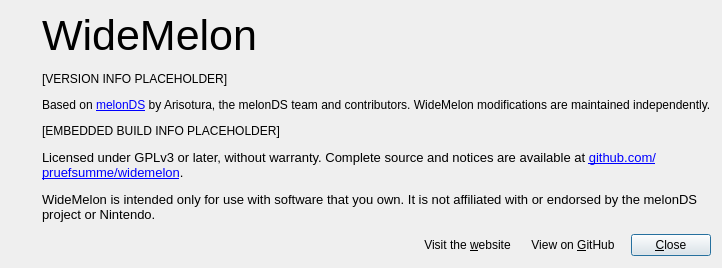
The window that src/frontend/qt_sdl/AboutDialog.ui (pruefsumme/widemelon) describes before a commit, drawn with Qt 5.
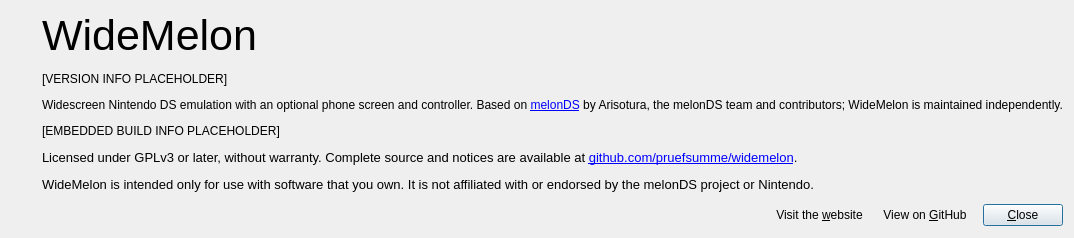
The same window after the commit. Icons and pictures are not drawn.

Commit message: release: prepare WideMelon 1.0.1

```diff
--- a/src/frontend/qt_sdl/AboutDialog.ui
+++ b/src/frontend/qt_sdl/AboutDialog.ui
@@ -131,7 +131,7 @@
           <bool>true</bool>
          </property>
          <property name="text">
-          <string>Based on &lt;a href=&quot;https://github.com/melonDS-emu/melonDS&quot;&gt;melonDS&lt;/a&gt; by Arisotura, the melonDS team and contributors. WideMelon modifications are maintained independently.</string>
+          <string>Widescreen Nintendo DS emulation with an optional phone screen and controller. Based on &lt;a href=&quot;https://github.com/melonDS-emu/melonDS&quot;&gt;melonDS&lt;/a&gt; by Arisotura, the melonDS team and contributors; WideMelon is maintained independently.</string>
          </property>
          <property name="openExternalLinks">
           <bool>true</bool>
```
The commit also changes 8 other files.
